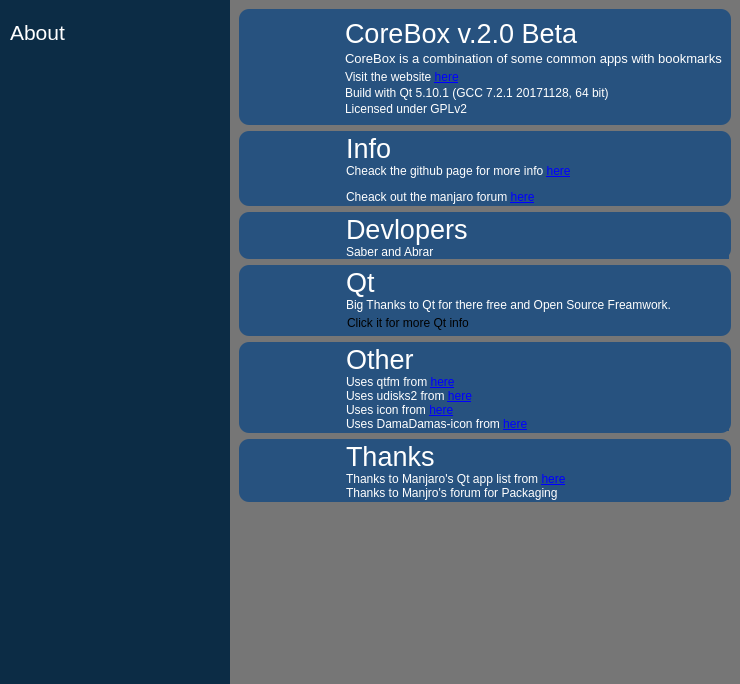
Above: about/about.ui from rahmanshaber/corebox before the change. Below: the same form after it.
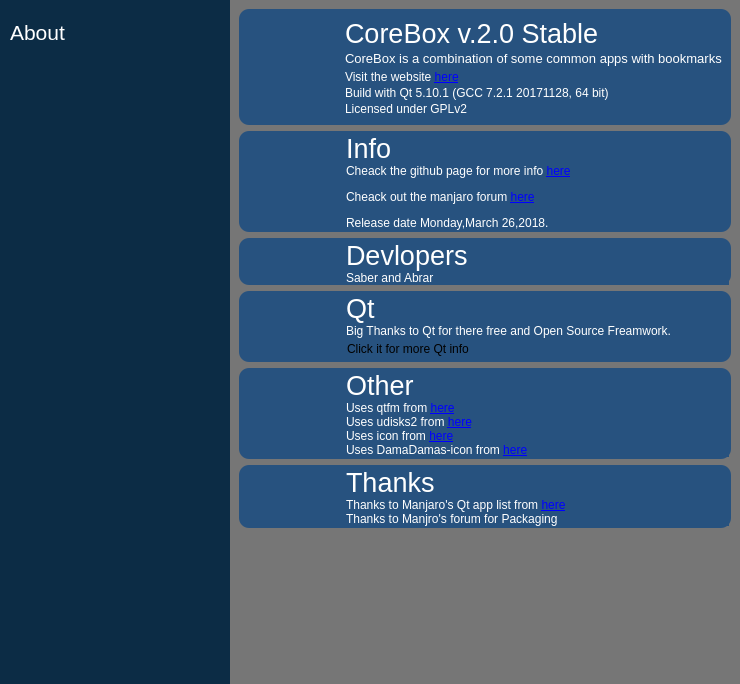
That is the form after the change. Icons and pictures are not drawn.

```diff
--- a/about/about.ui
+++ b/about/about.ui
@@ -250,7 +250,7 @@
             </font>
            </property>
            <property name="text">
-            <string>CoreBox v.2.0 Beta</string>
+            <string>CoreBox v.2.0 Stable</string>
            </property>
            <property name="alignment">
             <set>Qt::AlignLeading|Qt::AlignLeft|Qt::AlignVCenter</set>
@@ -342,7 +342,7 @@
          <item row="1" column="1">
           <widget class="QLabel" name="label_18">
            <property name="text">
-            <string>&lt;html&gt;&lt;head/&gt;&lt;body&gt;&lt;p&gt;Cheack the github page for more info &lt;a href=&quot;https://github.com/rahmanshaber/corebox&quot;&gt;&lt;span style=&quot; text-decoration: underline; color:#0000ff;&quot;&gt;here&lt;/span&gt;&lt;/a&gt;&lt;/p&gt;&lt;p&gt;Cheack out the manjaro forum &lt;a href=&quot;https://forum.manjaro.org/t/checkout-this-new-app-corebox-desktop/41650/90&quot;&gt;&lt;span style=&quot; text-decoration: underline; color:#0000ff;&quot;&gt;here&lt;/span&gt;&lt;/a&gt;&lt;/p&gt;&lt;/body&gt;&lt;/html&gt;</string>
+            <string>&lt;html&gt;&lt;head/&gt;&lt;body&gt;&lt;p&gt;Cheack the github page for more info &lt;a href=&quot;https://github.com/rahmanshaber/corebox&quot;&gt;&lt;span style=&quot; text-decoration: underline; color:#0000ff;&quot;&gt;here&lt;/span&gt;&lt;/a&gt;&lt;/p&gt;&lt;p&gt;Cheack out the manjaro forum &lt;a href=&quot;https://forum.manjaro.org/t/checkout-this-new-app-corebox-desktop/41650/90&quot;&gt;&lt;span style=&quot; text-decoration: underline; color:#0000ff;&quot;&gt;here&lt;/span&gt;&lt;/a&gt;&lt;/p&gt;&lt;p&gt;Release date Monday,March 26,2018. &lt;/p&gt;&lt;/body&gt;&lt;/html&gt;</string>
            </property>
            <property name="margin">
             <number>0</number>
```
